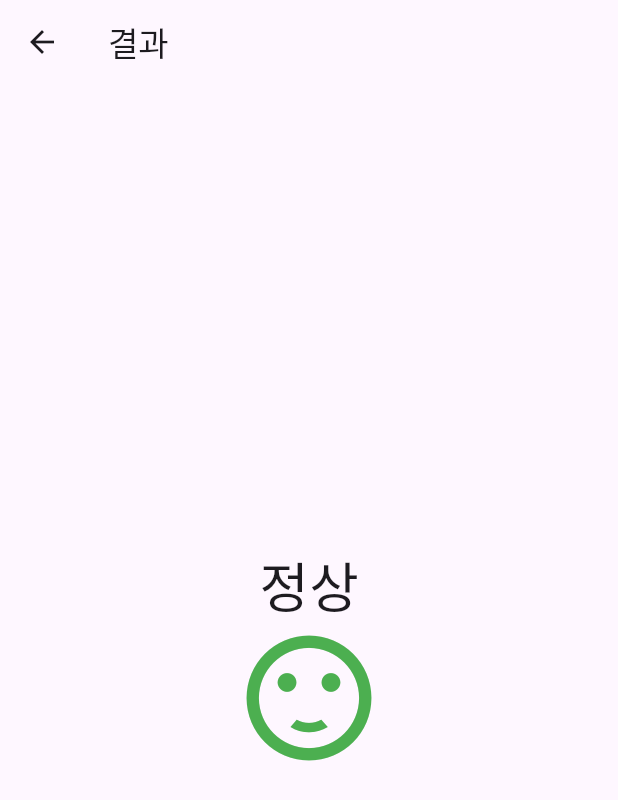
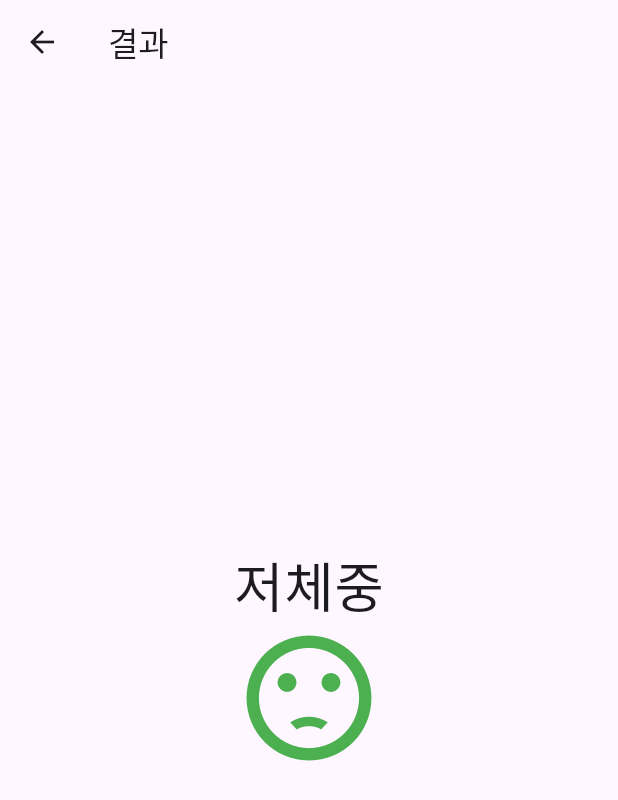
Before and after one commit to NalaJang/learn_flutter, a Flutter app: the ResultScreen screen opened directly, on a phone screen of 412 x 824 dp. Shown: the top 800 px of the screen. Run offline on Flutter 3.47's test engine with Material 3 defaults, Android fonts, the light colour scheme and no system bars; our stand-ins replace lottie; network calls fail; project files that could hold a hidden picture were left out.

Commit message:
add: 결과 화면에 if 조건문으로 아이콘 변경

```diff
--- a/lib/240405/biman/result_screen.dart
+++ b/lib/240405/biman/result_screen.dart
@@ -10,8 +10,36 @@ class ResultScreen extends StatelessWidget {
     required this.weight,
   });
 
+  String _calcBmi(double bmi) {
+    String result= '저체중';
+    if( bmi >= 35) {
+      result = '고도 비만';
+    } else if( bmi >= 30) {
+      result = '2단계 비만';
+    } else if( bmi >= 25) {
+      result = '1단계 비만';
+    } else if( bmi >= 23) {
+      result = '과체중';
+    } else if( bmi >= 18.5) {
+      result = '정상';
+    }
+    return result;
+  }
+
+  IconData _buildIcon(double bmi) {
+    IconData icon = Icons.sentiment_dissatisfied;
+    if( bmi >= 23) {
+      icon = Icons.sentiment_very_dissatisfied;
+    } else if( bmi >= 18.5) {
+      icon = Icons.sentiment_satisfied;
+    }
+    return icon;
+  }
+
   @override
   Widget build(BuildContext context) {
+    final bmi = weight / ((height / 100) * (height / 100));
+
     return Scaffold(
       appBar: AppBar(
         title: Text('결과'),
@@ -21,13 +49,13 @@ class ResultScreen extends StatelessWidget {
           mainAxisAlignment: MainAxisAlignment.center,
           children: [
             Text(
-              '정상',
+              _calcBmi(bmi),
               style: TextStyle(
                 fontSize: 36,
               ),
             ),
             Icon(
-              Icons.sentiment_satisfied,
+              _buildIcon(bmi),
               color: Colors.green,
               size: 100,
             ),
```
